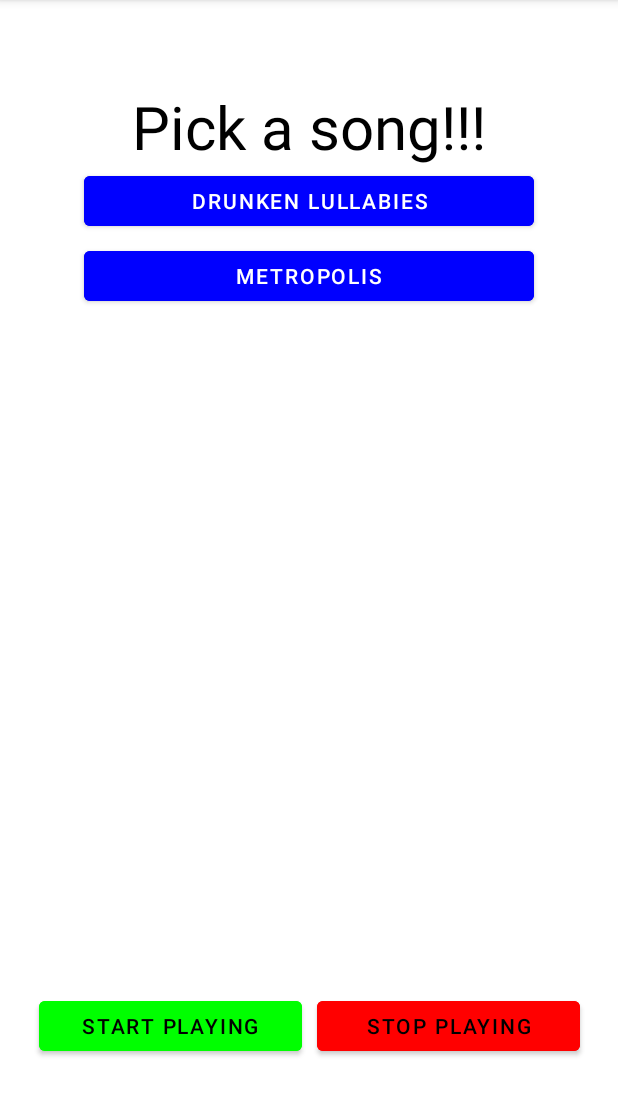
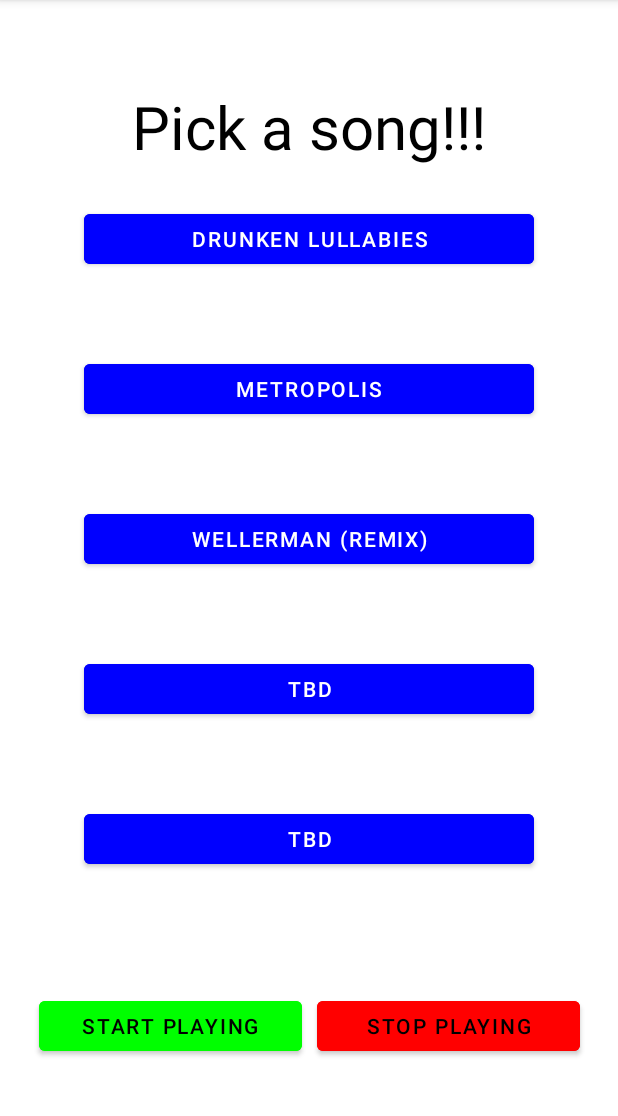
Before and after one commit to kstigle1/CS441_Proj5, an Android app: the screen it shows after launch (MainActivity), on a phone screen of 412 x 824 dp, the part 84-1200 px from its top. Run offline under Robolectric (Android 15) with nearby library versions, the phone set to English and light mode, and no system bars.

Commit message:
unselect when finished playing, room for 5 total songs

```diff
--- a/app/src/main/res/layout/activity_main.xml
+++ b/app/src/main/res/layout/activity_main.xml
@@ -60,7 +60,7 @@
         app:layout_constraintBottom_toBottomOf="parent"
         app:layout_constraintLeft_toLeftOf="parent"
         app:layout_constraintRight_toRightOf="parent"
-        android:layout_marginBottom="500dp"
+        android:layout_marginBottom="450dp"
         android:text="@string/songDL"
         android:onClick="setDL"
         android:backgroundTint="@color/blue"
@@ -75,11 +75,56 @@
         app:layout_constraintBottom_toBottomOf="parent"
         app:layout_constraintLeft_toLeftOf="parent"
         app:layout_constraintRight_toRightOf="parent"
-        android:layout_marginBottom="400dp"
+        android:layout_marginBottom="250dp"
         android:text="@string/songMetro"
         android:onClick="setMetro"
         android:backgroundTint="@color/blue"
         android:textColor="@color/white"
         />
 
+    <Button
+        android:id="@+id/Wellerman"
+        android:layout_width="300dp"
+        android:layout_height="45dp"
+        app:layout_constraintTop_toTopOf="parent"
+        app:layout_constraintBottom_toBottomOf="parent"
+        app:layout_constraintLeft_toLeftOf="parent"
+        app:layout_constraintRight_toRightOf="parent"
+        android:layout_marginBottom="50dp"
+        android:text="@string/songWellerman"
+        android:onClick="setWellerman"
+        android:backgroundTint="@color/blue"
+        android:textColor="@color/white"
+        />
+
+    <Button
+        android:id="@+id/temp1"
+        android:layout_width="300dp"
+        android:layout_height="45dp"
+        app:layout_constraintTop_toTopOf="parent"
+        app:layout_constraintBottom_toBottomOf="parent"
+        app:layout_constraintLeft_toLeftOf="parent"
+        app:layout_constraintRight_toRightOf="parent"
+        android:layout_marginTop="150dp"
+        android:text="@string/tempLabel"
+        android:onClick="setTemp"
+        android:backgroundTint="@color/blue"
+        android:textColor="@color/white"
+        />
+
+    <Button
+        android:id="@+id/temp2"
+        android:layout_width="300dp"
+        android:layout_height="45dp"
+        app:layout_constraintTop_toTopOf="parent"
+        app:layout_constraintBottom_toBottomOf="parent"
+        app:layout_constraintLeft_toLeftOf="parent"
+        app:layout_constraintRight_toRightOf="parent"
+        android:layout_marginTop="350dp"
+        android:text="@string/tempLabel"
+        android:onClick="setTemp"
+        android:backgroundTint="@color/blue"
+        android:textColor="@color/white"
+        />
+
 </androidx.constraintlayout.widget.ConstraintLayout>
--- a/app/src/main/res/values/strings.xml
+++ b/app/src/main/res/values/strings.xml
@@ -6,4 +6,6 @@
     <string name="startPlay">Start Playing</string>
     <string name="songDL">Drunken Lullabies</string>
     <string name="songMetro">Metropolis</string>
+    <string name="songWellerman">Wellerman (Remix)</string>
+    <string name="tempLabel">TBD</string>
 </resources>
```
Also changed, not shown: app/src/main/java/com/stigler/cs441_proj5/MainActivity.java (+35 -0 lines), 1 other file.
